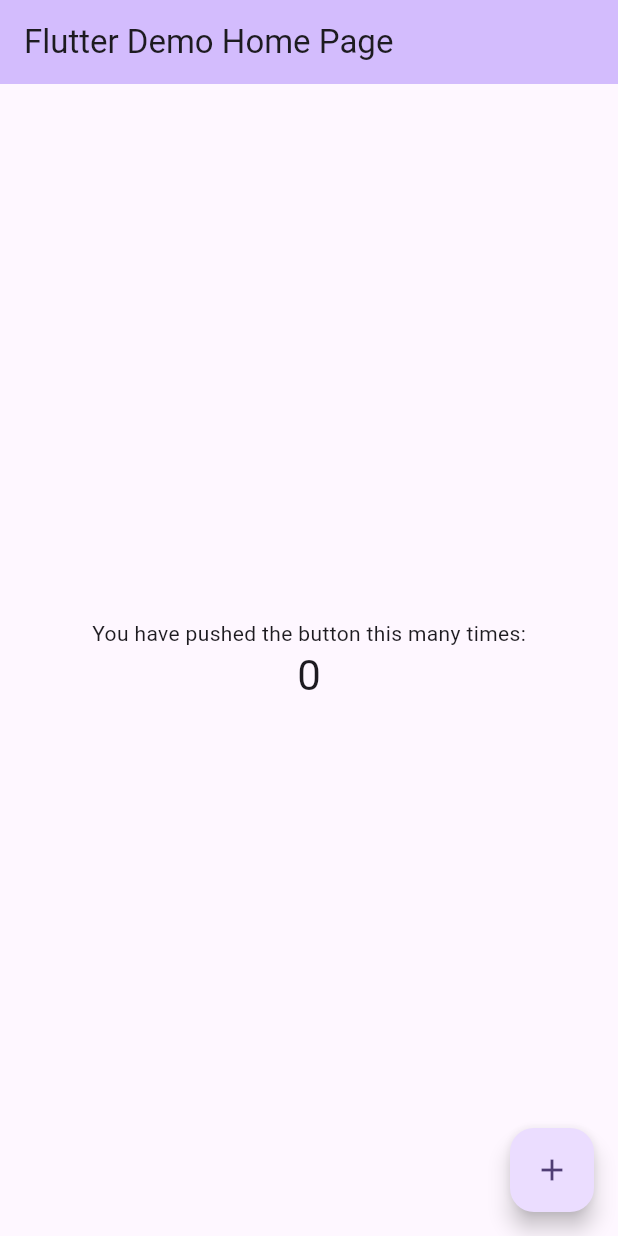
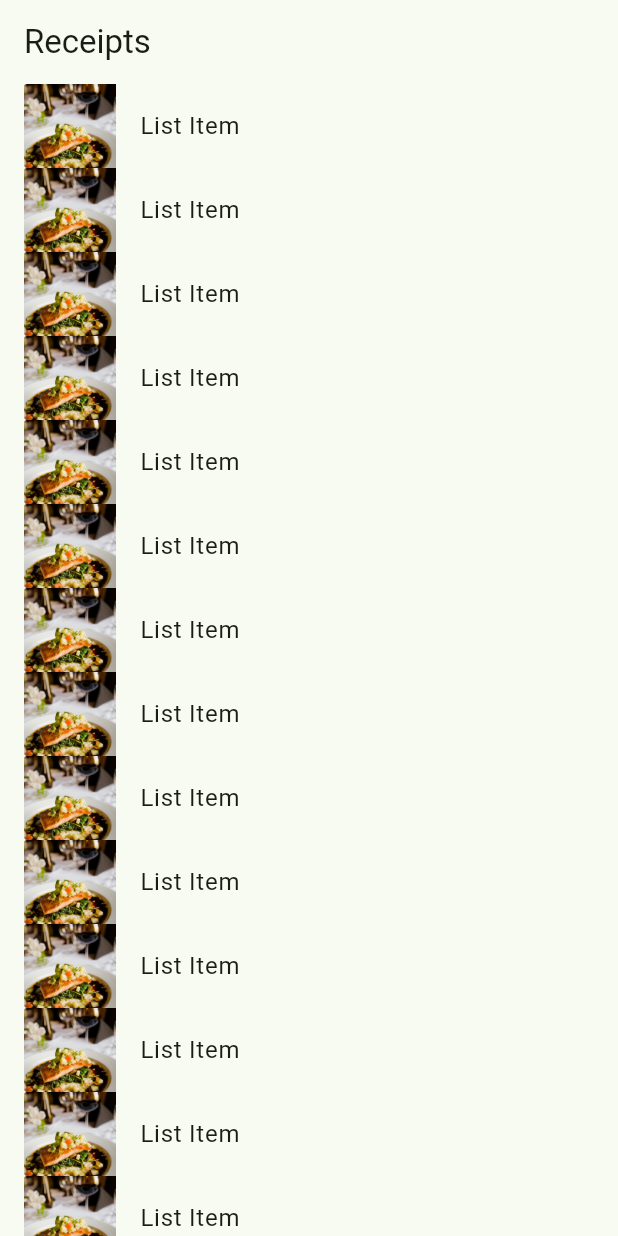
Before and after one commit to regso/receipts, a Flutter app: the screen it shows after launch, on a phone screen of 412 x 824 dp. Run offline on Flutter 3.47's test engine with Material 2 defaults, Android fonts, the phone set to English and light mode, and no system bars.

Commit message:
Create scaffold and load assets.

```diff
--- /dev/null
+++ b/lib/config/receipts_app.dart
@@ -0,0 +1,18 @@
+import 'package:flutter/material.dart';
+import 'package:receipts/features/receipt_list/pages/receipt_list_page.dart';
+
+class ReceiptsApp extends StatelessWidget {
+  const ReceiptsApp({Key? key}) : super(key: key);
+
+  @override
+  Widget build(BuildContext context) {
+    return MaterialApp(
+      title: 'Receipts App',
+      theme: ThemeData(
+        colorScheme: ColorScheme.fromSeed(seedColor: Colors.green),
+        useMaterial3: true,
+      ),
+      home: const ReceiptListPage(),
+    );
+  }
+}
--- /dev/null
+++ b/lib/features/receipt_list/pages/receipt_list_page.dart
@@ -0,0 +1,24 @@
+import 'package:flutter/material.dart';
+import 'package:receipts/features/receipt_list/widgets/receipt_list_item.dart';
+
+class ReceiptListPage extends StatelessWidget {
+  const ReceiptListPage({Key? key}) : super(key: key);
+
+  @override
+  Widget build(BuildContext context) {
+    return Scaffold(
+      appBar: AppBar(
+        title: const Text('Receipts'),
+      ),
+      body: SafeArea(
+        child: SingleChildScrollView(
+          child: Column(
+            children: [
+              for (int i = 0; i < 100; i++) const ReceiptListItem(),
+            ],
+          ),
+        ),
+      ),
+    );
+  }
+}
--- /dev/null
+++ b/lib/features/receipt_list/widgets/receipt_list_item.dart
@@ -0,0 +1,13 @@
+import 'package:flutter/material.dart';
+
+class ReceiptListItem extends StatelessWidget {
+  const ReceiptListItem({Key? key}) : super(key: key);
+
+  @override
+  Widget build(BuildContext context) {
+    return const ListTile(
+      leading: Image(image: AssetImage('assets/images/receipt-1.png')),
+      title: Text('List Item'),
+    );
+  }
+}
--- a/lib/main.dart
+++ b/lib/main.dart
@@ -1,9 +1,11 @@
 import 'package:flutter/material.dart';
+import 'package:receipts/config/receipts_app.dart';
 
 void main() {
-  runApp(const MyApp());
+  runApp(const ReceiptsApp());
 }
 
+/*
 class MyApp extends StatelessWidget {
   const MyApp({super.key});
 
@@ -123,3 +125,4 @@
     );
   }
 }
+*/
```
Also changed, not shown: pubspec.yaml (+4 -3 lines), assets/images/receipt-1.png (added), assets/images/receipt-2.png (added), assets/images/receipt-3.png (added), assets/images/receipt-4.png (added), assets/images/receipt-5.png (added), assets/images/receipt-6.png (added), assets/images/receipt-7.png (added).
